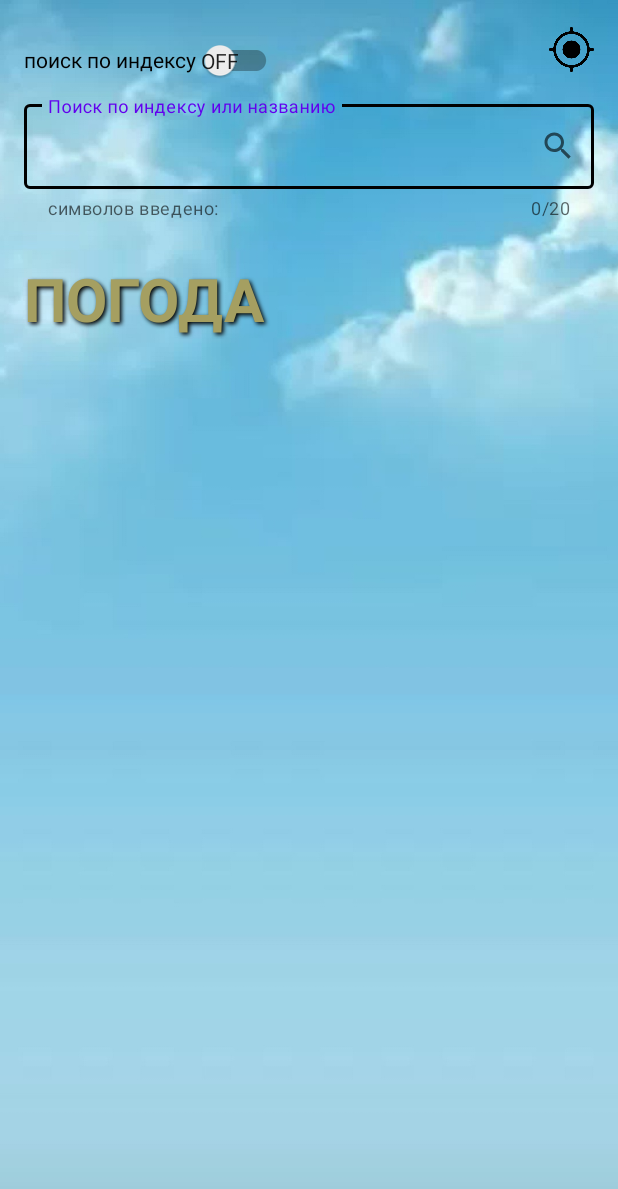
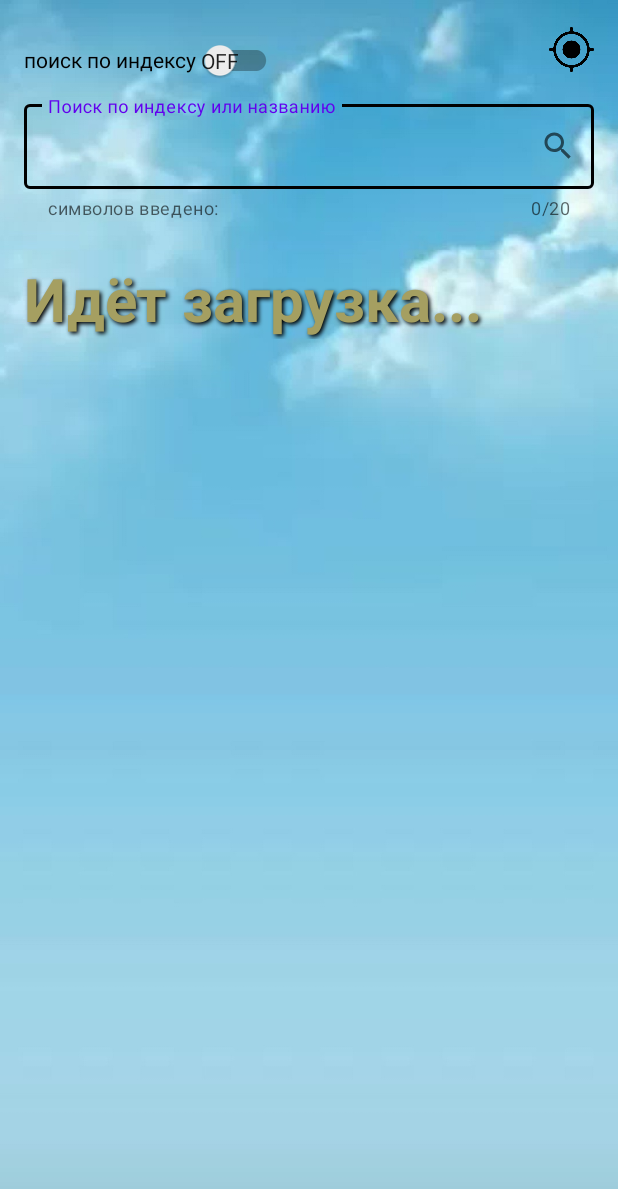
Before and after one commit to galeopsis/WeatherTestTask, an Android app: the layout weather_main_fragment.xml on its own in the app's theme, with its tools: preview values and no code run, on a phone screen of 412 x 824 dp. Shown: the top 1189 px of the screen. Run offline under Robolectric (Android 15) with nearby library versions, the phone set to English and light mode, and no system bars.

Commit message:
ver 1.2.0.71 release

```diff
--- a/app/src/main/res/layout/weather_main_fragment.xml
+++ b/app/src/main/res/layout/weather_main_fragment.xml
@@ -65,7 +65,7 @@
             android:shadowDx="2"
             android:shadowDy="2"
             android:shadowRadius="3"
-            android:text="ПОГОДА"
+            android:text="Идёт загрузка..."
             android:textColor="#A59F61"
             android:textSize="40sp"
             android:textStyle="bold"
```
Also changed, not shown: 1 other file.
